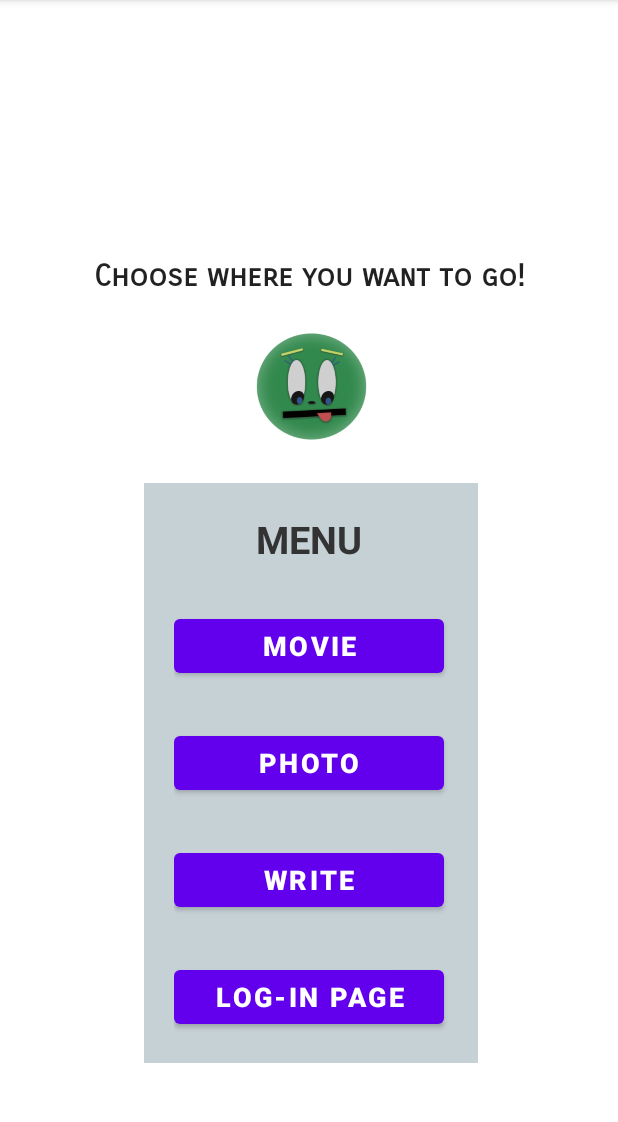
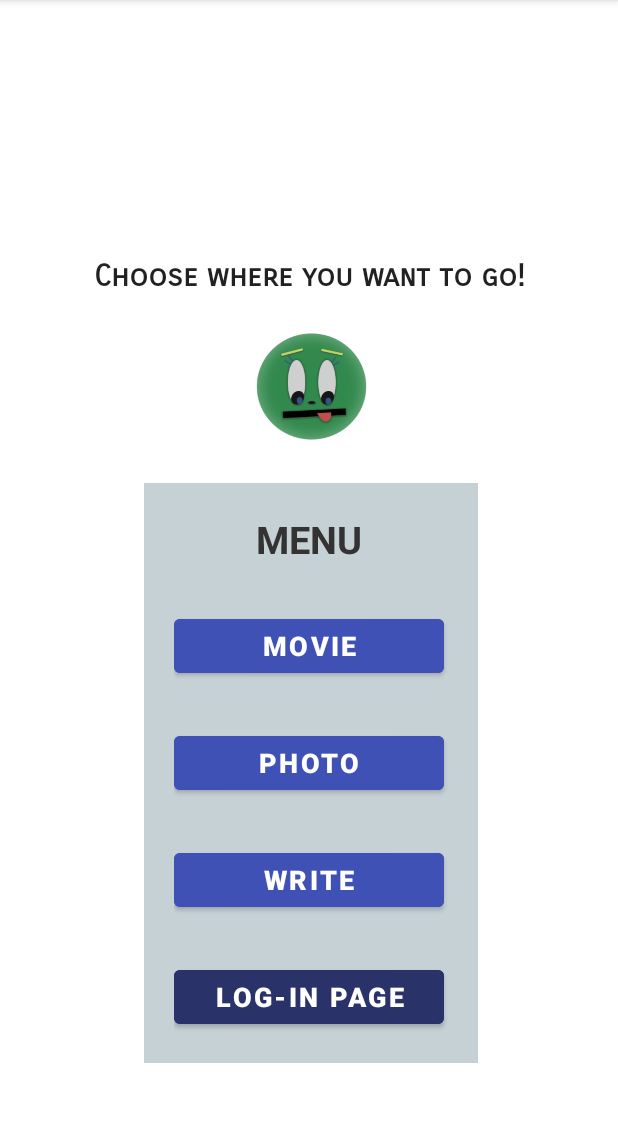
Before and after one commit to jihyun-p/20173065_FINAL, an Android app: the MenuActivity screen opened directly, with no data from a screen before it, on a phone screen of 412 x 824 dp, the part 84-1206 px from its top. Run offline under Robolectric (Android 15) with nearby library versions, the phone set to English and light mode, and no system bars; network calls fail.

Commit message:
20173065_FINAL

```diff
--- a/app/src/main/res/layout/activity_login.xml
+++ b/app/src/main/res/layout/activity_login.xml
@@ -77,6 +77,7 @@
             android:layout_alignParentRight="true"
             android:layout_centerVertical="true"
             android:layout_marginRight="4dp"
+            android:backgroundTint="#3F51B5"
             android:text="LOG-IN" />
     </RelativeLayout>
 
--- a/app/src/main/res/layout/activity_main.xml
+++ b/app/src/main/res/layout/activity_main.xml
@@ -19,6 +19,7 @@
         android:id="@+id/xbutton"
         android:layout_width="match_parent"
         android:layout_height="wrap_content"
+        android:backgroundTint="#3F51B5"
         android:text="REQUEST" />
 
     <Button
@@ -28,6 +29,7 @@
         android:layout_gravity="center"
         android:layout_marginTop="10dp"
         android:layout_marginBottom="10dp"
+        android:backgroundTint="#29336A"
         android:text="MENU"
         android:textSize="15dp"
         android:textStyle="normal" />
--- a/app/src/main/res/layout/activity_menu.xml
+++ b/app/src/main/res/layout/activity_menu.xml
@@ -32,6 +32,7 @@
             android:layout_width="180dp"
             android:layout_height="wrap_content"
             android:layout_marginTop="30dp"
+            android:backgroundTint="#3F51B5"
             android:text="MOVIE"
             android:textSize="18dp"
             android:textStyle="bold" />
@@ -41,6 +42,7 @@
             android:layout_width="180dp"
             android:layout_height="wrap_content"
             android:layout_marginTop="30dp"
+            android:backgroundTint="#3F51B5"
             android:text="PHOTO"
             android:textSize="18dp"
             android:textStyle="bold" />
@@ -50,6 +52,7 @@
             android:layout_width="180dp"
             android:layout_height="wrap_content"
             android:layout_marginTop="30dp"
+            android:backgroundTint="#3F51B5"
             android:text="WRITE"
             android:textSize="18dp"
             android:textStyle="bold" />
@@ -59,6 +62,7 @@
             android:layout_width="180dp"
             android:layout_height="wrap_content"
             android:layout_marginTop="30dp"
+            android:backgroundTint="#29336A"
             android:text="LOG-IN PAGE"
             android:textSize="18dp"
             android:textStyle="bold" />
--- a/app/src/main/res/layout/activity_write.xml
+++ b/app/src/main/res/layout/activity_write.xml
@@ -46,6 +46,7 @@
             android:layout_height="wrap_content"
             android:layout_gravity="top"
             android:layout_margin="20dp"
+            android:backgroundTint="#3F51B5"
             android:paddingLeft="20dp"
             android:paddingRight="20dp"
             android:text="SEND"
@@ -57,6 +58,7 @@
             android:layout_height="wrap_content"
             android:layout_gravity="top"
             android:layout_margin="20dp"
+            android:backgroundTint="#3F51B5"
             android:paddingLeft="20dp"
             android:paddingRight="20dp"
             android:text="CLOSE"
@@ -67,6 +69,7 @@
             android:layout_width="137dp"
             android:layout_height="wrap_content"
             android:layout_marginTop="40dp"
+            android:backgroundTint="#29336A"
             android:text="MENU"
             android:textSize="18dp"
             android:textStyle="bold" />
```
Also changed, not shown: app/src/main/res/layout/activity_photo.xml (+5 -5 lines).
